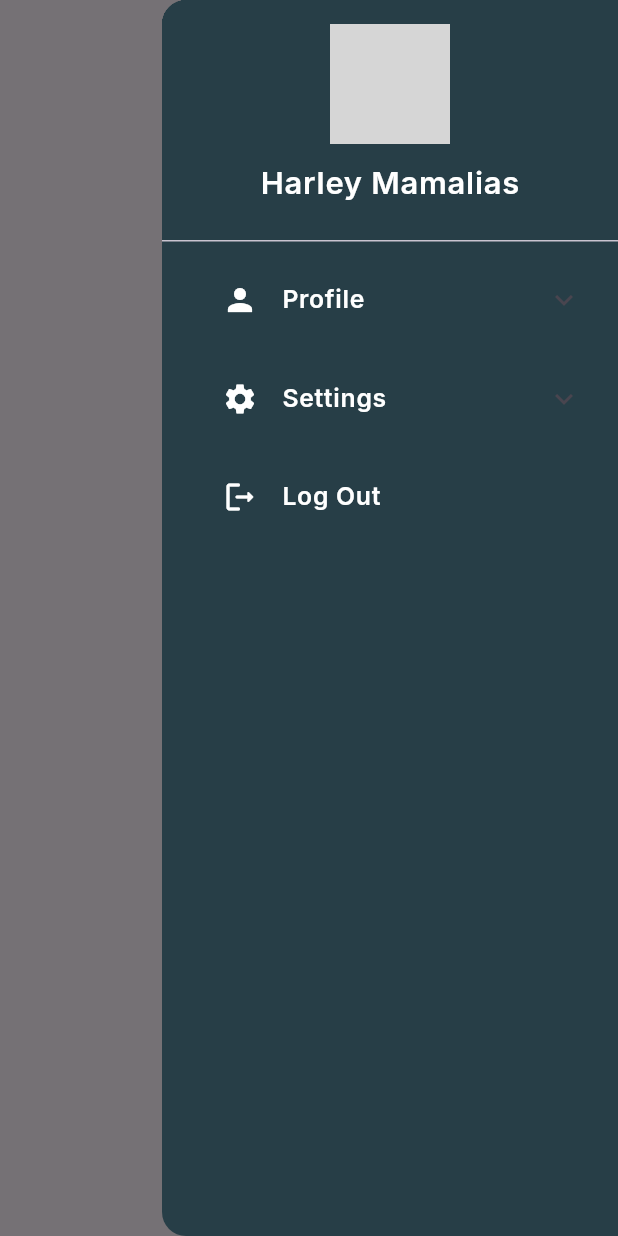
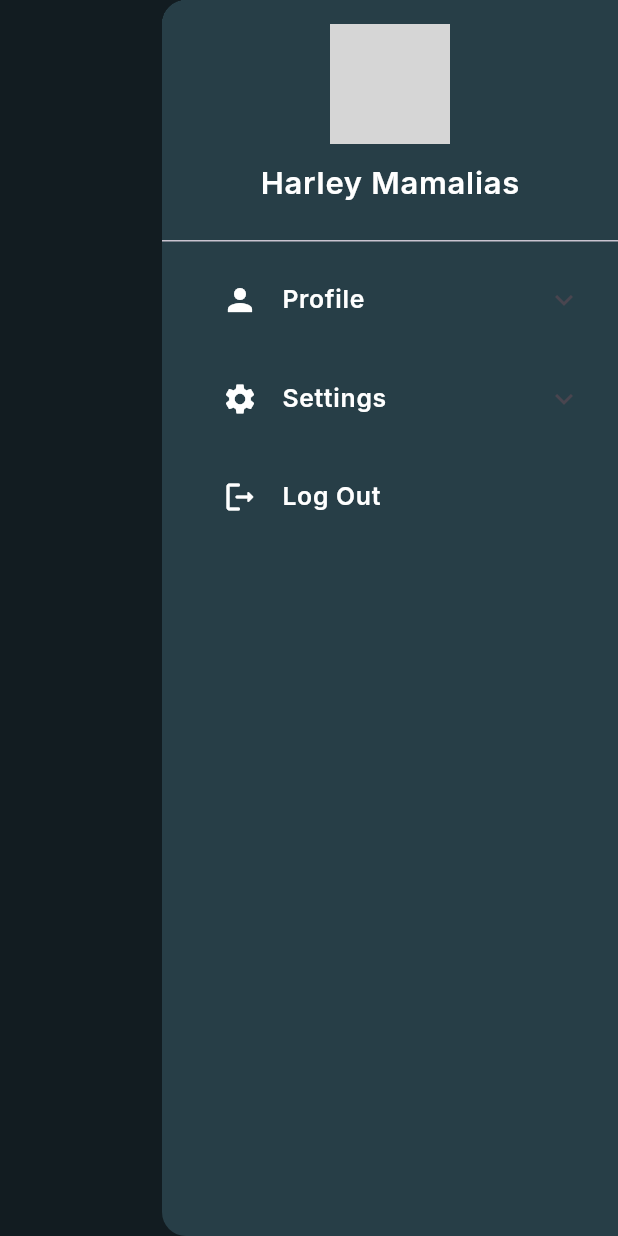
Before and after one commit to harleymamalias/mechanicall_app, a Flutter app: the screen it shows after launch, with the side drawer open, on a phone screen of 412 x 824 dp. Run offline on Flutter 3.47's test engine with Material 2 defaults, Android fonts, the phone set to English and light mode, and no system bars; our stand-ins replace google_fonts; grey boxes are pictures that could not be loaded.

Commit message:
Changed main file backgound color

```diff
--- a/lib/main.dart
+++ b/lib/main.dart
@@ -1,4 +1,5 @@
 import 'package:flutter/material.dart';
+import 'app_styles.dart';
 import 'sidebar/sidebar_button.dart';
 import 'size_config.dart';
 import '../sidebar/car-owner_sidebar_card.dart';
@@ -38,6 +39,7 @@
   Widget build(BuildContext context) {
     SizeConfig().init(context);
     return Scaffold(
+        backgroundColor: tCharcoal,
         body: Column(
           children: [
             Row(
@@ -47,7 +49,12 @@
               ],
             ),
             Center(
-              child: Text('Main Body'),
+              child: Text(
+                'Main Body',
+                style: tInterBold.copyWith(
+                  color: tWhite,
+                ),
+              ),
             ),
           ],
         ),
```
